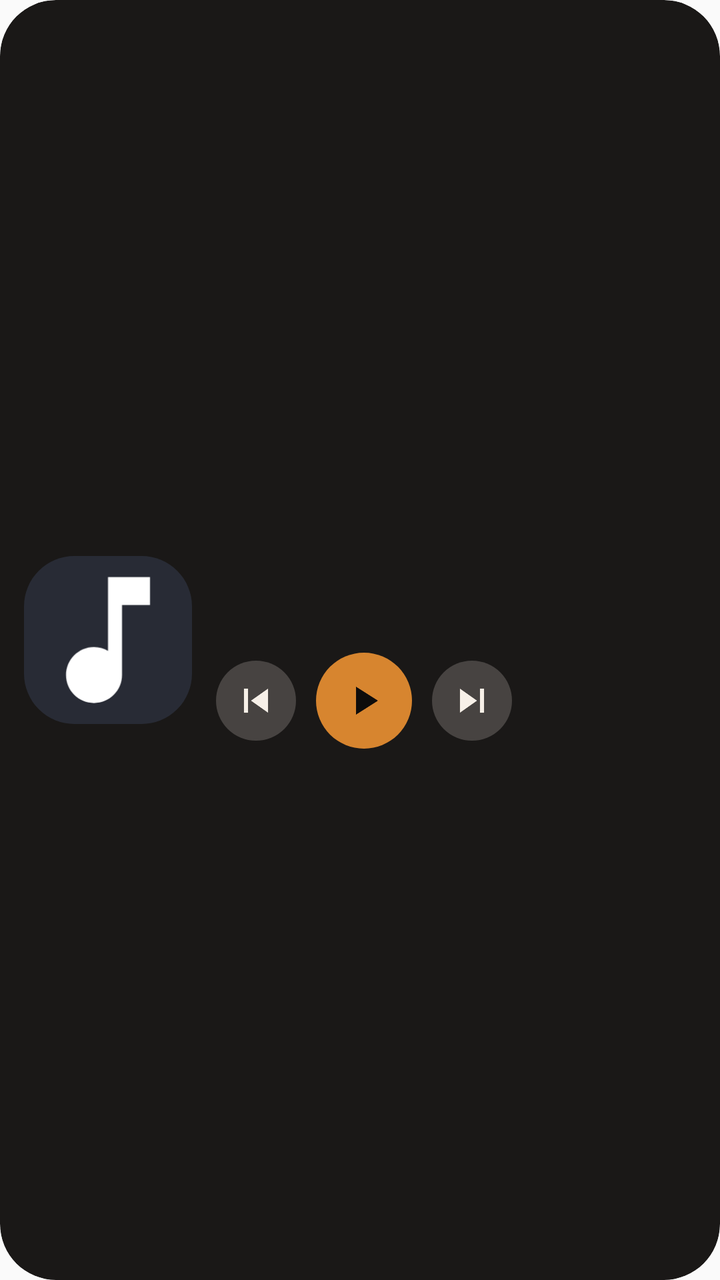
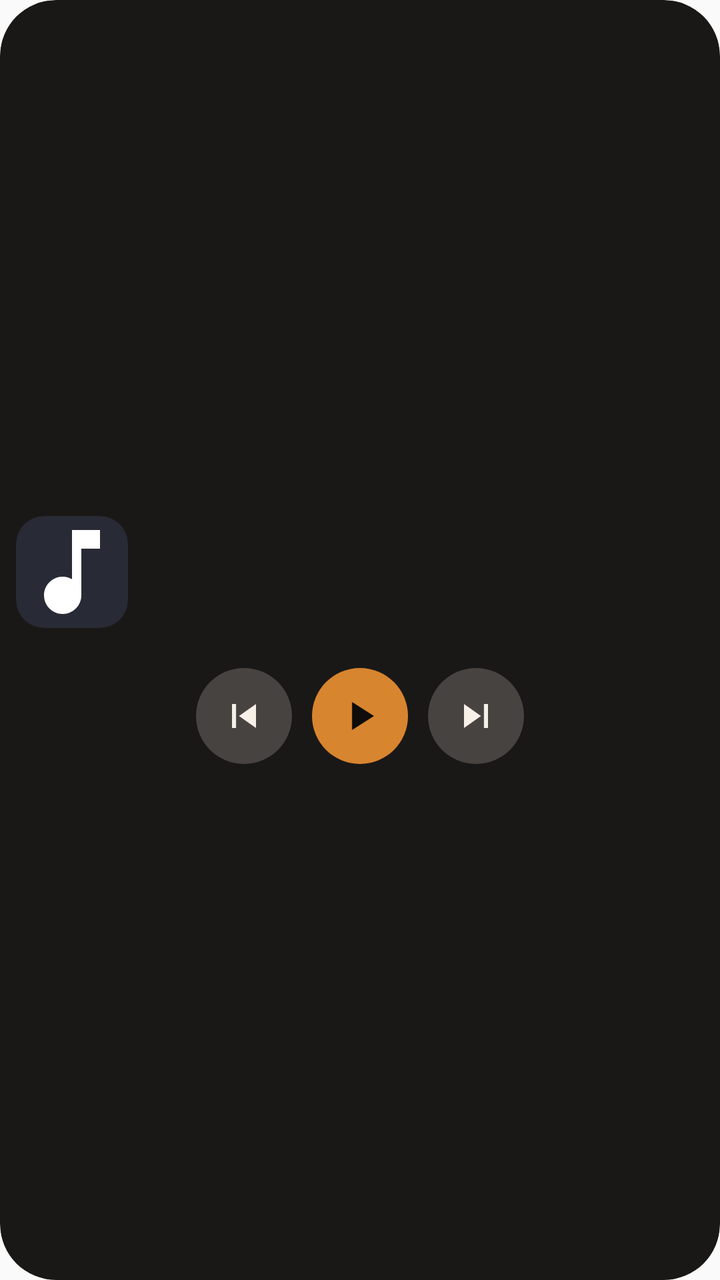

Two renders of the same Android screen: before a commit and after it. Below are the layout's source before the change and the commit's diff.
<!-- AndroidManifest.xml: application theme AppTheme -->
<!-- res/layout/widget_player.xml -->
<?xml version="1.0" encoding="utf-8"?>
<FrameLayout xmlns:android="http://schemas.android.com/apk/res/android"
    android:id="@+id/widget_root"
    android:layout_width="match_parent"
    android:layout_height="match_parent"
    android:background="@drawable/widget_bg"
    android:clipToOutline="true">

    <ImageView
        android:id="@+id/widget_background"
        android:layout_width="match_parent"
        android:layout_height="match_parent"
        android:contentDescription="@null"
        android:scaleType="fitXY" />

    <LinearLayout
        android:layout_width="match_parent"
        android:layout_height="match_parent"
        android:gravity="center_vertical"
        android:orientation="horizontal"
        android:padding="12dp">

        <ImageView
            android:id="@+id/widget_art"
            android:layout_width="84dp"
            android:layout_height="84dp"
            android:contentDescription="@null"
            android:scaleType="centerCrop"
            android:src="@drawable/widget_art_placeholder" />

        <LinearLayout
            android:layout_width="0dp"
            android:layout_height="wrap_content"
            android:layout_marginStart="12dp"
            android:layout_weight="1"
            android:orientation="vertical">

            <TextView
                android:id="@+id/widget_title"
                android:layout_width="match_parent"
                android:layout_height="wrap_content"
                android:ellipsize="end"
                android:maxLines="1"
                android:textColor="@color/widget_text"
                android:textSize="15sp"
                android:textStyle="bold" />

            <TextView
                android:id="@+id/widget_artist"
                android:layout_width="match_parent"
                android:layout_height="wrap_content"
                android:ellipsize="end"
                android:maxLines="1"
                android:textColor="@color/widget_text_secondary"
                android:textSize="13sp" />

            <TextView
                android:id="@+id/widget_status"
                android:layout_width="match_parent"
                android:layout_height="wrap_content"
                android:layout_marginTop="2dp"
                android:ellipsize="end"
                android:maxLines="1"
                android:textColor="@color/widget_text_secondary"
                android:textSize="11sp" />

            <ProgressBar
                android:id="@+id/widget_progress"
                style="?android:attr/progressBarStyleHorizontal"
                android:layout_width="match_parent"
                android:layout_height="3dp"
                android:layout_marginTop="5dp"
                android:indeterminate="false"
                android:progressDrawable="@drawable/widget_progress"
                android:progressTint="@color/widget_text"
                android:progressBackgroundTint="#30F7F0E8"
                android:visibility="gone" />

            <LinearLayout
                android:layout_width="match_parent"
                android:layout_height="wrap_content"
                android:layout_marginTop="6dp"
                android:gravity="center_vertical"
                android:orientation="horizontal">

                <ImageButton
                    android:id="@+id/widget_prev"
                    android:layout_width="40dp"
                    android:layout_height="40dp"
                    android:background="@drawable/widget_button_bg"
                    android:contentDescription="@string/widget_prev"
                    android:scaleType="centerInside"
                    android:src="@drawable/ic_skip_previous"
                    android:tint="@color/widget_text" />

                <ImageButton
                    android:id="@+id/widget_toggle"
                    android:layout_width="48dp"
                    android:layout_height="48dp"
                    android:layout_marginStart="10dp"
                    android:layout_marginEnd="10dp"
                    android:background="@drawable/widget_play_bg"
                    android:contentDescription="@string/widget_play"
                    android:scaleType="centerInside"
                    android:src="@drawable/ic_play"
                    android:tint="@color/widget_on_accent" />

                <ImageButton
                    android:id="@+id/widget_next"
                    android:layout_width="40dp"
                    android:layout_height="40dp"
                    android:background="@drawable/widget_button_bg"
                    android:contentDescription="@string/widget_next"
                    android:scaleType="centerInside"
                    android:src="@drawable/ic_skip_next"
                    android:tint="@color/widget_text" />
            </LinearLayout>
        </LinearLayout>
    </LinearLayout>
</FrameLayout>
<!-- resources referenced by this layout -->
<resources>
  <color name="widget_on_accent">#0E0C0B</color>
  <color name="widget_text">#F7F0E8</color>
  <color name="widget_text_secondary">#B3F7F0E8</color>
  <!-- drawable ic_play (drawable) -->
  <?xml version="1.0" encoding="utf-8"?>
  <vector xmlns:android="http://schemas.android.com/apk/res/android"
      android:width="24dp" android:height="24dp" android:viewportWidth="24" android:viewportHeight="24">
      <path android:fillColor="#FFFFFFFF" android:pathData="M8,5v14l11,-7z" />
  </vector>
  <!-- drawable ic_skip_next (drawable) -->
  <?xml version="1.0" encoding="utf-8"?>
  <vector xmlns:android="http://schemas.android.com/apk/res/android"
      android:width="24dp" android:height="24dp" android:viewportWidth="24" android:viewportHeight="24">
      <path android:fillColor="#FFFFFFFF" android:pathData="M6,18l8.5,-6L6,6v12zM16,6v12h2V6h-2z" />
  </vector>
  <!-- drawable ic_skip_previous (drawable) -->
  <?xml version="1.0" encoding="utf-8"?>
  <vector xmlns:android="http://schemas.android.com/apk/res/android"
      android:width="24dp" android:height="24dp" android:viewportWidth="24" android:viewportHeight="24">
      <path android:fillColor="#FFFFFFFF" android:pathData="M6,6h2v12H6zM9.5,12l8.5,6V6z" />
  </vector>
  <!-- drawable widget_bg (drawable) -->
  <?xml version="1.0" encoding="utf-8"?>
  <shape xmlns:android="http://schemas.android.com/apk/res/android" android:shape="rectangle">
      <solid android:color="@color/widget_background" />
      <corners android:radius="@dimen/widget_corner_radius" />
  </shape>
  <!-- drawable widget_button_bg (drawable) -->
  <?xml version="1.0" encoding="utf-8"?>
  <shape xmlns:android="http://schemas.android.com/apk/res/android" android:shape="oval">
      <solid android:color="@color/widget_surface" />
  </shape>
  <!-- drawable widget_play_bg (drawable) -->
  <?xml version="1.0" encoding="utf-8"?>
  <shape xmlns:android="http://schemas.android.com/apk/res/android" android:shape="oval">
      <solid android:color="@color/widget_accent" />
  </shape>
  <!-- drawable widget_progress (drawable) -->
  <?xml version="1.0" encoding="utf-8"?>
  <layer-list xmlns:android="http://schemas.android.com/apk/res/android">
      <item android:id="@android:id/background">
          <shape>
              <solid android:color="#30F7F0E8" />
              <corners android:radius="2dp" />
          </shape>
      </item>
      <item android:id="@android:id/progress">
          <clip>
              <shape>
                  <solid android:color="@color/widget_text" />
                  <corners android:radius="2dp" />
              </shape>
          </clip>
      </item>
  </layer-list>
  <string name="widget_next">下一首</string>
  <string name="widget_play">播放</string>
  <string name="widget_prev">上一首</string>
  <style name="AppTheme" parent="Theme.AppCompat.Light.DarkActionBar">
          
          <item name="colorPrimary">@color/colorPrimary</item>
          <item name="colorPrimaryDark">@color/colorPrimaryDark</item>
          <item name="colorAccent">@color/colorAccent</item>
      </style>
  <color name="widget_art_placeholder">#282B35</color>
  <color name="widget_background">#F20E0C0B</color>
  <dimen name="widget_corner_radius">20dp</dimen>
  <color name="widget_surface">#33F7F0E8</color>
  <color name="widget_accent">#D7852F</color>
  <!-- unchanged entries left out for length: 2 -->
</resources>

<!-- the commit's change to res/layout/widget_player.xml (unified diff, before → after) -->
@@ -1,120 +1,37 @@
-<?xml version="1.0" encoding="utf-8"?>
-<FrameLayout xmlns:android="http://schemas.android.com/apk/res/android"
-    android:id="@+id/widget_root"
-    android:layout_width="match_parent"
-    android:layout_height="match_parent"
-    android:background="@drawable/widget_bg"
-    android:clipToOutline="true">
-
-    <ImageView
-        android:id="@+id/widget_background"
-        android:layout_width="match_parent"
-        android:layout_height="match_parent"
-        android:contentDescription="@null"
-        android:scaleType="fitXY" />
-
-    <LinearLayout
-        android:layout_width="match_parent"
-        android:layout_height="match_parent"
-        android:gravity="center_vertical"
-        android:orientation="horizontal"
-        android:padding="12dp">
-
-        <ImageView
-            android:id="@+id/widget_art"
-            android:layout_width="84dp"
-            android:layout_height="84dp"
-            android:contentDescription="@null"
-            android:scaleType="centerCrop"
-            android:src="@drawable/widget_art_placeholder" />
-
-        <LinearLayout
-            android:layout_width="0dp"
-            android:layout_height="wrap_content"
-            android:layout_marginStart="12dp"
-            android:layout_weight="1"
-            android:orientation="vertical">
-
-            <TextView
-                android:id="@+id/widget_title"
-                android:layout_width="match_parent"
-                android:layout_height="wrap_content"
-                android:ellipsize="end"
-                android:maxLines="1"
-                android:textColor="@color/widget_text"
-                android:textSize="15sp"
-                android:textStyle="bold" />
-
-            <TextView
-                android:id="@+id/widget_artist"
-                android:layout_width="match_parent"
-                android:layout_height="wrap_content"
-                android:ellipsize="end"
-                android:maxLines="1"
-                android:textColor="@color/widget_text_secondary"
-                android:textSize="13sp" />
-
-            <TextView
-                android:id="@+id/widget_status"
-                android:layout_width="match_parent"
-                android:layout_height="wrap_content"
-                android:layout_marginTop="2dp"
-                android:ellipsize="end"
-                android:maxLines="1"
-                android:textColor="@color/widget_text_secondary"
-                android:textSize="11sp" />
-
-            <ProgressBar
-                android:id="@+id/widget_progress"
-                style="?android:attr/progressBarStyleHorizontal"
-                android:layout_width="match_parent"
-                android:layout_height="3dp"
-                android:layout_marginTop="5dp"
-                android:indeterminate="false"
-                android:progressDrawable="@drawable/widget_progress"
-                android:progressTint="@color/widget_text"
-                android:progressBackgroundTint="#30F7F0E8"
-                android:visibility="gone" />
-
-            <LinearLayout
-                android:layout_width="match_parent"
-                android:layout_height="wrap_content"
-                android:layout_marginTop="6dp"
-                android:gravity="center_vertical"
-                android:orientation="horizontal">
-
-                <ImageButton
-                    android:id="@+id/widget_prev"
-                    android:layout_width="40dp"
-                    android:layout_height="40dp"
-                    android:background="@drawable/widget_button_bg"
-                    android:contentDescription="@string/widget_prev"
-                    android:scaleType="centerInside"
-                    android:src="@drawable/ic_skip_previous"
-                    android:tint="@color/widget_text" />
-
-                <ImageButton
-                    android:id="@+id/widget_toggle"
-                    android:layout_width="48dp"
-                    android:layout_height="48dp"
-                    android:layout_marginStart="10dp"
-                    android:layout_marginEnd="10dp"
-                    android:background="@drawable/widget_play_bg"
-                    android:contentDescription="@string/widget_play"
-                    android:scaleType="centerInside"
-                    android:src="@drawable/ic_play"
-                    android:tint="@color/widget_on_accent" />
-
-                <ImageButton
-                    android:id="@+id/widget_next"
-                    android:layout_width="40dp"
-                    android:layout_height="40dp"
-                    android:background="@drawable/widget_button_bg"
-                    android:contentDescription="@string/widget_next"
-                    android:scaleType="centerInside"
-                    android:src="@drawable/ic_skip_next"
-                    android:tint="@color/widget_text" />
+<?xml version='1.0' encoding='utf-8'?>
+<FrameLayout xmlns:android="http://schemas.android.com/apk/res/android" android:id="@+id/widget_root" android:layout_width="match_parent" android:layout_height="match_parent" android:background="@drawable/widget_bg" android:clipToOutline="true">
+    <ImageView android:id="@+id/widget_background" android:layout_width="match_parent" android:layout_height="match_parent" android:scaleType="fitXY" android:contentDescription="@null" />
+    <LinearLayout android:layout_width="match_parent" android:layout_height="match_parent" android:orientation="vertical" android:gravity="center_vertical" android:padding="8dp">
+        <LinearLayout android:layout_width="match_parent" android:layout_height="56dp" android:gravity="center_vertical" android:orientation="horizontal">
+            <ImageView android:id="@+id/widget_art" android:layout_width="56dp" android:layout_height="56dp" android:scaleType="centerCrop" android:background="@drawable/widget_tile_bg" android:clipToOutline="true" android:src="@drawable/widget_art_placeholder" android:contentDescription="@null" />
+            <LinearLayout android:layout_width="0dp" android:layout_weight="1" android:layout_height="wrap_content" android:layout_marginStart="10dp" android:orientation="vertical">
+                <TextView android:id="@+id/widget_title" android:layout_width="match_parent" android:layout_height="wrap_content" android:maxLines="1" android:ellipsize="end" android:textSize="15sp" android:textColor="@color/widget_text" android:textStyle="bold" />
+                <TextView android:id="@+id/widget_artist" android:layout_width="match_parent" android:layout_height="wrap_content" android:maxLines="1" android:ellipsize="end" android:textSize="13sp" android:textColor="@color/widget_text" />
+                <TextView android:id="@+id/widget_status" android:layout_width="match_parent" android:layout_height="wrap_content" android:maxLines="1" android:ellipsize="end" android:textSize="11sp" android:textColor="@color/widget_text" />
             </LinearLayout>
+        </LinearLayout>
+        <ImageView android:id="@+id/widget_progress" android:layout_width="match_parent" android:layout_height="16dp" android:layout_marginTop="4dp" android:scaleType="fitXY" android:contentDescription="@null" />
+        <LinearLayout android:layout_width="match_parent" android:layout_height="48dp" android:gravity="center" android:orientation="horizontal">
+            <FrameLayout android:id="@+id/widget_mode_tile" android:layout_width="48dp" android:layout_height="48dp" android:visibility="gone" android:layout_marginEnd="6dp">
+                <ImageView android:id="@+id/widget_mode_background" android:layout_width="match_parent" android:layout_height="match_parent" android:src="@drawable/widget_button_bg" android:scaleType="fitXY" android:contentDescription="@null" />
+                <ImageButton android:id="@+id/widget_mode" android:layout_width="match_parent" android:layout_height="match_parent" android:background="@android:color/transparent" android:scaleType="centerInside" android:src="@drawable/ic_shuffle" android:contentDescription="@string/widget_mode" />
+            </FrameLayout>
+            <FrameLayout android:layout_width="48dp" android:layout_height="48dp">
+                <ImageView android:id="@+id/widget_prev_background" android:layout_width="match_parent" android:layout_height="match_parent" android:src="@drawable/widget_button_bg" android:scaleType="fitXY" android:contentDescription="@null" />
+                <ImageButton android:id="@+id/widget_prev" android:layout_width="match_parent" android:layout_height="match_parent" android:minWidth="48dp" android:minHeight="48dp" android:background="@android:color/transparent" android:scaleType="centerInside" android:src="@drawable/ic_skip_previous" android:tint="@color/widget_text" android:contentDescription="@string/widget_prev" />
+            </FrameLayout>
+            <FrameLayout android:layout_width="48dp" android:layout_height="48dp" android:layout_marginStart="10dp" android:layout_marginEnd="10dp">
+                <ImageView android:id="@+id/widget_toggle_background" android:layout_width="match_parent" android:layout_height="match_parent" android:src="@drawable/widget_play_bg" android:scaleType="fitXY" android:contentDescription="@null" />
+                <ImageButton android:id="@+id/widget_toggle" android:layout_width="match_parent" android:layout_height="match_parent" android:minWidth="48dp" android:minHeight="48dp" android:background="@android:color/transparent" android:scaleType="centerInside" android:src="@drawable/ic_play" android:tint="@color/widget_on_accent" android:contentDescription="@string/widget_play" />
+            </FrameLayout>
+            <FrameLayout android:layout_width="48dp" android:layout_height="48dp">
+                <ImageView android:id="@+id/widget_next_background" android:layout_width="match_parent" android:layout_height="match_parent" android:src="@drawable/widget_button_bg" android:scaleType="fitXY" android:contentDescription="@null" />
+                <ImageButton android:id="@+id/widget_next" android:layout_width="match_parent" android:layout_height="match_parent" android:minWidth="48dp" android:minHeight="48dp" android:background="@android:color/transparent" android:scaleType="centerInside" android:src="@drawable/ic_skip_next" android:tint="@color/widget_text" android:contentDescription="@string/widget_next" />
+            </FrameLayout>
+            <FrameLayout android:id="@+id/widget_favorite_tile" android:layout_width="48dp" android:layout_height="48dp" android:visibility="gone" android:layout_marginStart="6dp">
+                <ImageView android:id="@+id/widget_favorite_background" android:layout_width="match_parent" android:layout_height="match_parent" android:src="@drawable/widget_button_bg" android:scaleType="fitXY" android:contentDescription="@null" />
+                <ImageButton android:id="@+id/widget_favorite" android:layout_width="match_parent" android:layout_height="match_parent" android:background="@android:color/transparent" android:scaleType="centerInside" android:src="@drawable/ic_heart_outline" android:contentDescription="@string/widget_favorite" />
+            </FrameLayout>
         </LinearLayout>
     </LinearLayout>
 </FrameLayout>
<!-- resource entries referenced after the edit -->
@@ -2,13 +2,16 @@
 <resources>
   <color name="widget_on_accent">#0E0C0B</color>
   <color name="widget_text">#F7F0E8</color>
-  <color name="widget_text_secondary">#B3F7F0E8</color>
+  <!-- drawable ic_heart_outline (drawable) -->
+  <vector xmlns:android="http://schemas.android.com/apk/res/android" android:width="24dp" android:height="24dp" android:viewportWidth="24" android:viewportHeight="24"><path android:fillColor="#FFFFFFFF" android:pathData="M16.5,3 C14.76,3 13.09,3.81 12,5.09 C10.91,3.81 9.24,3 7.5,3 C4.42,3 2,5.42 2,8.5 C2,12.28 5.4,15.36 10.55,20.04 L12,21.35 13.45,20.03 C18.6,15.36 22,12.28 22,8.5 C22,5.42 19.58,3 16.5,3 Z M12.1,18.55 L12,18.65 11.9,18.55 C7.14,14.24 4,11.39 4,8.5 C4,6.5 5.5,5 7.5,5 C9.04,5 10.54,5.99 11.07,7.36 L12.94,7.36 C13.46,5.99 14.96,5 16.5,5 C18.5,5 20,6.5 20,8.5 C20,11.39 16.86,14.24 12.1,18.55 Z"/></vector>
   <!-- drawable ic_play (drawable) -->
   <?xml version="1.0" encoding="utf-8"?>
   <vector xmlns:android="http://schemas.android.com/apk/res/android"
       android:width="24dp" android:height="24dp" android:viewportWidth="24" android:viewportHeight="24">
       <path android:fillColor="#FFFFFFFF" android:pathData="M8,5v14l11,-7z" />
   </vector>
+  <!-- drawable ic_shuffle (drawable) -->
+  <vector xmlns:android="http://schemas.android.com/apk/res/android" android:width="24dp" android:height="24dp" android:viewportWidth="24" android:viewportHeight="24"><path android:fillColor="#FFFFFFFF" android:pathData="M10.59,9.17 L5.41,4 4,5.41 9.17,10.59 Z M14.5,4 L16.54,6.04 4,18.59 5.41,20 17.96,7.46 20,9.5 20,4 Z M14.83,13.41 L13.41,14.83 16.55,17.96 14.5,20 20,20 20,14.5 17.96,16.54 Z"/></vector>
   <!-- drawable ic_skip_next (drawable) -->
   <?xml version="1.0" encoding="utf-8"?>
   <vector xmlns:android="http://schemas.android.com/apk/res/android"
@@ -37,24 +40,10 @@
   <shape xmlns:android="http://schemas.android.com/apk/res/android" android:shape="oval">
       <solid android:color="@color/widget_accent" />
   </shape>
-  <!-- drawable widget_progress (drawable) -->
-  <?xml version="1.0" encoding="utf-8"?>
-  <layer-list xmlns:android="http://schemas.android.com/apk/res/android">
-      <item android:id="@android:id/background">
-          <shape>
-              <solid android:color="#30F7F0E8" />
-              <corners android:radius="2dp" />
-          </shape>
-      </item>
-      <item android:id="@android:id/progress">
-          <clip>
-              <shape>
-                  <solid android:color="@color/widget_text" />
-                  <corners android:radius="2dp" />
-              </shape>
-          </clip>
-      </item>
-  </layer-list>
+  <!-- drawable widget_tile_bg (drawable) -->
+  <shape xmlns:android="http://schemas.android.com/apk/res/android"><solid android:color="@color/widget_art_placeholder"/><corners android:radius="14dp"/></shape>
+  <string name="widget_favorite">收藏到我喜欢的音乐</string>
+  <string name="widget_mode">切换播放模式</string>
   <string name="widget_next">下一首</string>
   <string name="widget_play">播放</string>
   <string name="widget_prev">上一首</string>
